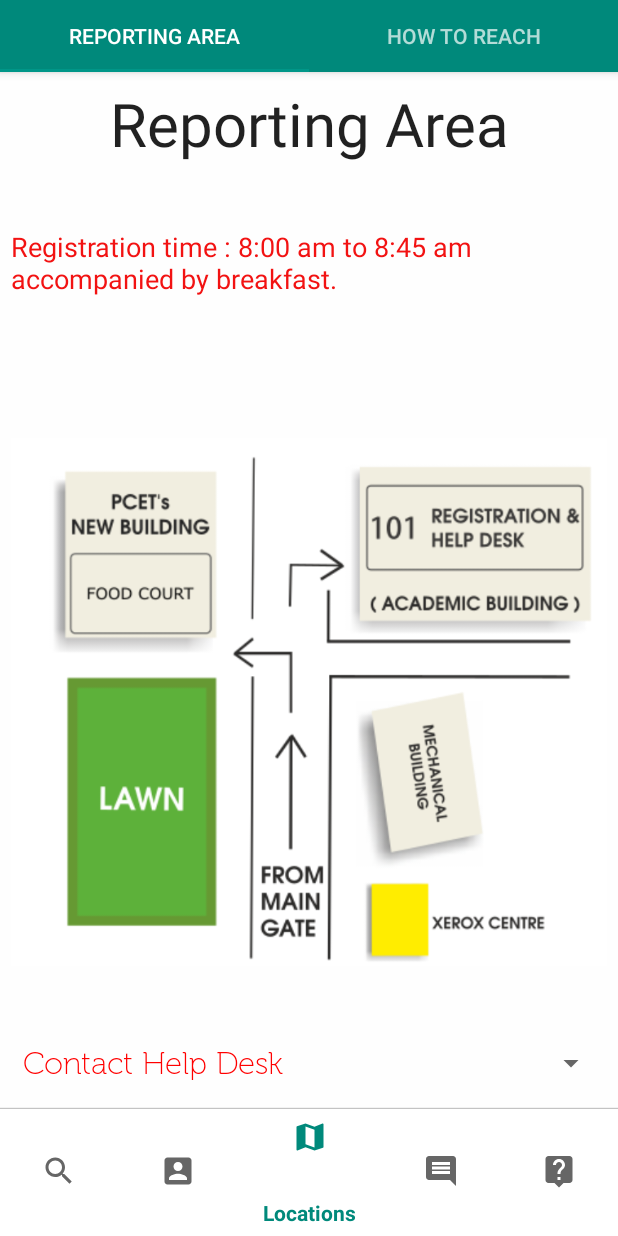
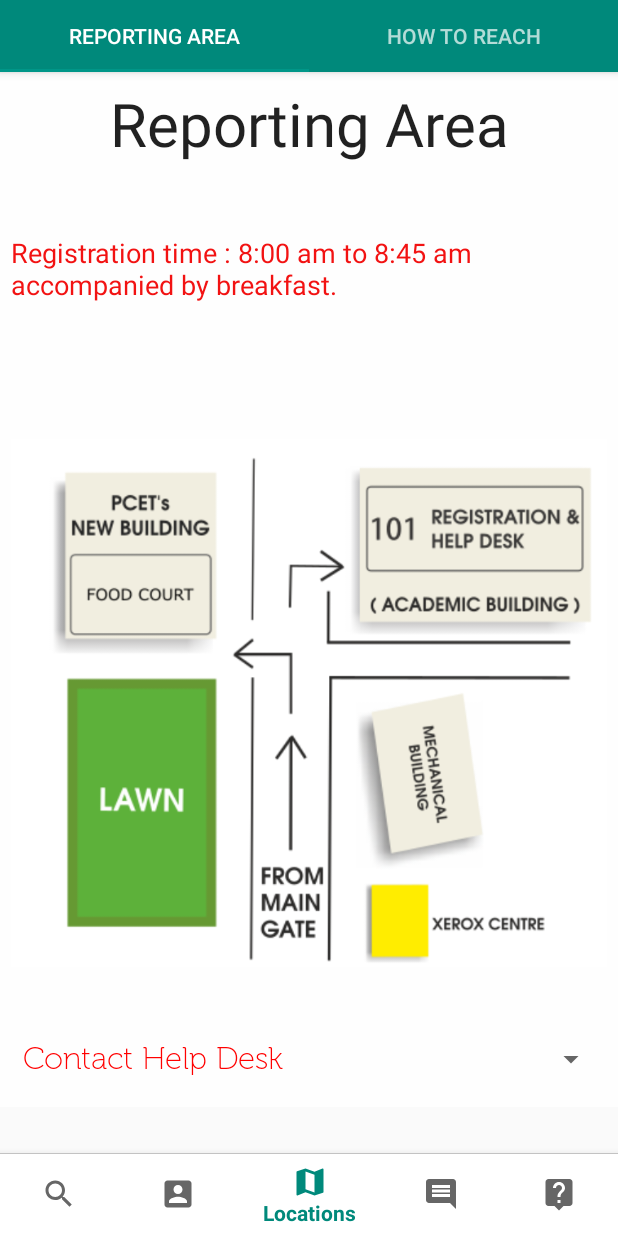
Before and after one commit to Ankush-Pathak/ICCUBEA, an Android app: the ActivityReachPCCOE screen opened directly, with no data from a screen before it, on a phone screen of 412 x 824 dp. Run offline under Robolectric (Android 15) with nearby library versions, the phone set to English and light mode, and no system bars; libraries missing offline, so code that uses them is left out: uk.co.senab; 1 statement that could not run was skipped.

Commit message:
Another round of minor changes - 2

```diff
--- a/app/build.gradle
+++ b/app/build.gradle
@@ -35,7 +35,6 @@ dependencies {
     compile 'com.andkulikov:transitionseverywhere:1.6.1'
     compile 'com.android.support:support-v4:25.2.0'
     compile 'com.google.android.gms:play-services:11.0.2'
-    compile 'com.readystatesoftware.sqliteasset:sqliteassethelper:+'
     compile 'com.commit451:PhotoView:1.2.5'
     compile 'com.google.firebase:firebase-database:10.0.1'
     compile 'com.roughike:bottom-bar:1.1.3'
--- a/app/src/main/java/iccubea/iccubea2017/com/iccubea/TrackYourPaperTabbed.java
+++ b/app/src/main/java/iccubea/iccubea2017/com/iccubea/TrackYourPaperTabbed.java
@@ -16,7 +16,6 @@ import android.os.Bundle;
 import android.view.Menu;
 import android.view.MenuItem;
 
-import com.readystatesoftware.sqliteasset.SQLiteAssetHelper;
 
 public class TrackYourPaperTabbed extends AppCompatActivity {
     BottomNavigationView bottomNavigationView;
--- a/app/src/main/res/layout/activity_guildline_presenter.xml
+++ b/app/src/main/res/layout/activity_guildline_presenter.xml
@@ -19,10 +19,10 @@
         android:layout_width="match_parent"
         android:layout_height="wrap_content"
         android:layout_alignParentBottom="true"
-        android:layout_weight="1"
-        android:background="@drawable/button"
         app:elevation="1dp"
-        app:menu="@menu/bottom_navigation_main">
+        app:menu="@menu/bottom_navigation_main"
+        android:background="@drawable/white_gray_border">
+
 
     </android.support.design.widget.BottomNavigationView>
 </LinearLayout>
--- a/app/src/main/res/layout/activity_main.xml
+++ b/app/src/main/res/layout/activity_main.xml
@@ -48,7 +48,7 @@
         android:layout_width="match_parent"
         android:layout_height="match_parent"
         android:padding="20dp"
-        app:cpv_textSize="6sp" />
+        app:cpv_textSize="20sp" />
 
 
 
@@ -127,12 +127,12 @@
         android:text="Countdown for ICCUBEA 2017"
         android:textAppearance="?android:attr/textAppearanceMedium"
         android:textSize="35sp" />
-    <FrameLayout
+    <!--<FrameLayout
         android:layout_width="match_parent"
         android:layout_height="match_parent"
         android:id="@+id/mainactivity_fragment">
 
-    </FrameLayout>
+    </FrameLayout>-->
     <android.support.design.widget.BottomNavigationView
         android:id="@+id/bottomNavView_Bar"
         android:layout_width="match_parent"
--- a/app/src/main/res/layout/activity_reach_pccoe.xml
+++ b/app/src/main/res/layout/activity_reach_pccoe.xml
@@ -38,7 +38,7 @@
         <android.support.design.widget.BottomNavigationView
             android:id="@+id/bottomNavView_Bar"
             android:layout_width="match_parent"
-            android:layout_height="match_parent"
+            android:layout_height="wrap_content"
             android:layout_alignParentBottom="true"
             android:background="@drawable/white_gray_border"
             app:menu="@menu/bottom_navigation_main" />
--- a/app/src/main/res/layout/activity_welcome.xml
+++ b/app/src/main/res/layout/activity_welcome.xml
@@ -88,10 +88,10 @@
         android:layout_weight="1"/>
 
     <ImageView
+        android:id="@+id/iccbea"
         android:layout_width="match_parent"
-        android:layout_height="52dp"
-        android:src="@drawable/iccubea"
-        android:id="@+id/iccbea" />
+        android:layout_height="65dp"
+        android:src="@drawable/iccubea" />
 <!--    <TextView
         android:layout_width="fill_parent"
         android:layout_height="wrap_content"
--- a/app/src/main/res/layout/fragment_reporting_area.xml
+++ b/app/src/main/res/layout/fragment_reporting_area.xml
@@ -13,7 +13,7 @@
         android:layout_height="match_parent"
         android:layout_alignParentTop="true"
         android:layout_centerHorizontal="true"
-        android:layout_weight="11"
+        android:layout_weight="11.5"
         android:gravity="center_horizontal"
         android:text="Reporting Area"
         android:textAppearance="?android:attr/textAppearanceLarge"
@@ -23,7 +23,7 @@
         android:id="@+id/textView3"
         android:layout_width="match_parent"
         android:layout_height="match_parent"
-        android:layout_weight="11"
+        android:layout_weight="11.5"
         android:text="Registration time : 8:00 am to 8:45 am accompanied by breakfast."
         android:textAppearance="?android:attr/textAppearanceMedium"
         android:textColor="#f21212"
@@ -36,7 +36,7 @@
         android:layout_alignParentEnd="false"
         android:layout_alignParentRight="true"
         android:layout_centerVertical="true"
-        android:layout_weight="4.5"
+        android:layout_weight="5"
         android:adjustViewBounds="true"
         android:src="@drawable/checkin_map" />
 
@@ -45,7 +45,7 @@
         android:layout_width="match_parent"
         android:layout_height="match_parent"
         android:layout_gravity="center_horizontal"
-        android:layout_weight="12" />
+        android:layout_weight="12.5" />
 
 
 </LinearLayout>
```
Also changed, not shown: app/src/main/java/iccubea/iccubea2017/com/iccubea/MainActivity.java (+26 -16 lines), app/src/main/res/layout/fragment_track_your_paper_presentator.xml (+14 -3 lines).
